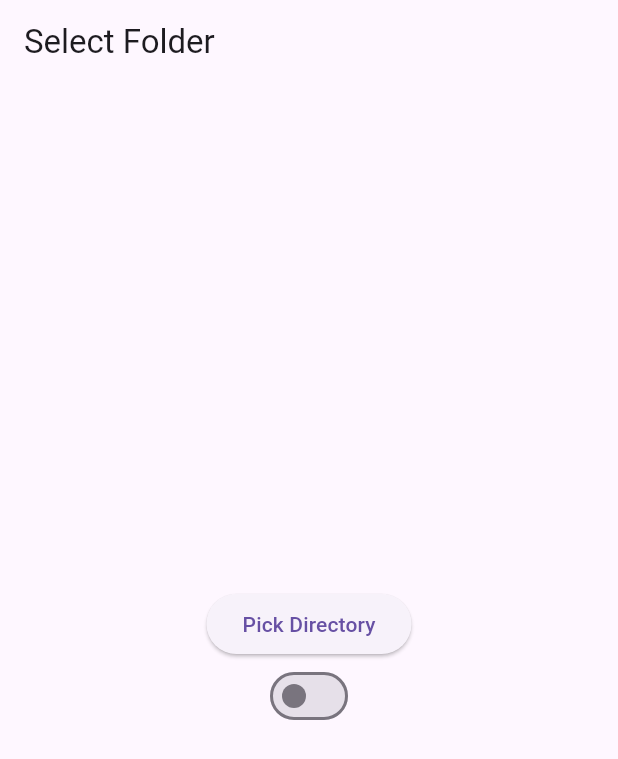
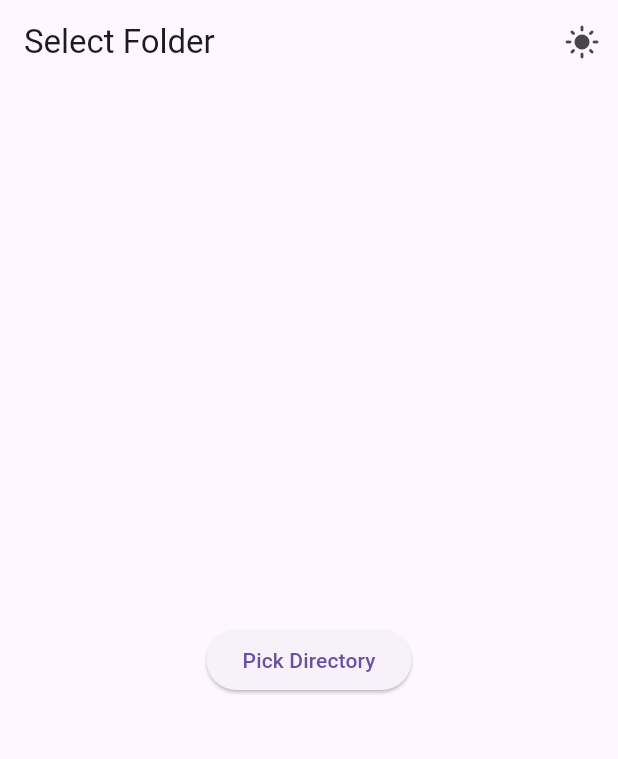
Before and after one commit to belsabbagh/amethyst, a Flutter app: the screen it shows after launch, on a phone screen of 412 x 824 dp. Shown: the top 759 px of the screen. Run offline on Flutter 3.47's test engine with Material 3 defaults, Android fonts, the phone set to English and light mode, and no system bars; our stand-ins replace file_picker, flutter_markdown, permission_handler, shared_preferences, sqflite, yaml; missing offline and left inert: flutter_fancy_tree_view, flutter_quill, yaml_writer; accounts and stored records are empty.

Commit message:
fixed saving

```diff
--- a/lib/main.dart
+++ b/lib/main.dart
@@ -5,6 +5,7 @@ import 'src/core/settings/settings_controller.dart';
 import 'src/core/settings/settings_service.dart';
 
 void main() async {
+  WidgetsFlutterBinding.ensureInitialized();
   final settingsController = SettingsController(SettingsService());
 
   await settingsController.loadSettings();
--- a/lib/src/app.dart
+++ b/lib/src/app.dart
@@ -81,6 +81,11 @@ class _MyAppState extends State<MyApp> {
       home: Scaffold(
         appBar: AppBar(
           title: const Text('Select Folder'),
+          actions: <Widget>[
+            IconButton(
+              icon: Icon(isDarkMode ? Icons.dark_mode : Icons.light_mode),
+              onPressed: _updateThemeMode,
+            ),]
         ),
         body: Center(
           child: Builder(
@@ -92,12 +97,6 @@ class _MyAppState extends State<MyApp> {
                     onPressed: () => _pickDirectory(context),
                     child: const Text('Pick Directory'),
                   ),
-                  Switch(
-                    value: isDarkMode,
-                    onChanged: (value) {
-                      _updateThemeMode();
-                    },
-                  )
                 ],
               );
             },
```
Also changed, not shown: lib/src/vault.dart (+8 -0 lines).
